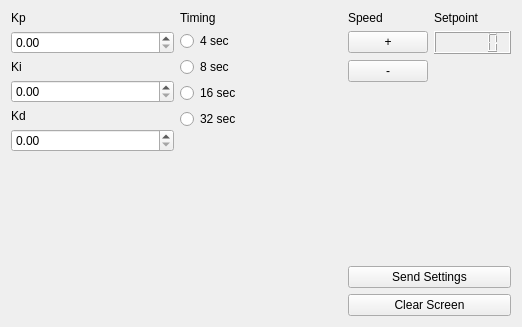
The window that ui/dccontrolwidget.ui (Paise/uart_board) describes before a commit, drawn with Qt 5.
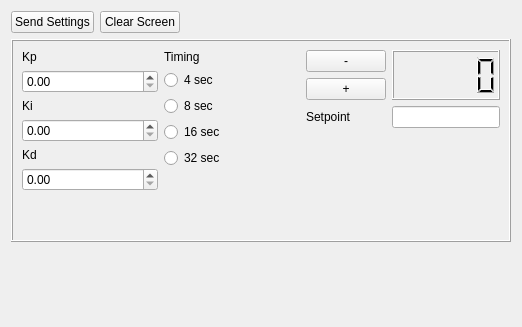
The same window after the commit.

```diff
--- a/ui/dccontrolwidget.ui
+++ b/ui/dccontrolwidget.ui
@@ -13,7 +13,59 @@
   <property name="windowTitle">
    <string>Form</string>
   </property>
-  <layout class="QHBoxLayout" name="layout">
+  <layout class="QVBoxLayout" name="verticalLayout_2">
+   <item>
+    <layout class="QHBoxLayout" name="horizontalLayout_2">
+     <item>
+      <widget class="QPushButton" name="sendSettingsButton">
+       <property name="text">
+        <string>Send Settings</string>
+       </property>
+      </widget>
+     </item>
+     <item>
+      <widget class="QPushButton" name="clearScreenButton">
+       <property name="text">
+        <string>Clear Screen</string>
+       </property>
+      </widget>
+     </item>
+     <item>
+      <spacer name="horizontalSpacer">
+       <property name="orientation">
+        <enum>Qt::Horizontal</enum>
+       </property>
+       <property name="sizeHint" stdset="0">
+        <size>
+         <width>40</width>
+         <height>20</height>
+        </size>
+       </property>
+      </spacer>
+     </item>
+    </layout>
+   </item>
+   <item>
+    <widget class="QFrame" name="frame">
+     <property name="frameShape">
+      <enum>QFrame::Box</enum>
+     </property>
+     <property name="frameShadow">
+      <enum>QFrame::Raised</enum>
+     </property>
+     <layout class="QHBoxLayout" name="horizontalLayout">
+      <property name="leftMargin">
+       <number>9</number>
+      </property>
+      <property name="topMargin">
+       <number>9</number>
+      </property>
+      <property name="rightMargin">
+       <number>9</number>
+      </property>
+      <property name="bottomMargin">
+       <number>9</number>
+      </property>
    <item>
     <layout class="QVBoxLayout" name="pidLayout">
      <item>
@@ -47,7 +99,7 @@
       <widget class="QDoubleSpinBox" name="spinBoxKd"/>
      </item>
      <item>
-      <spacer name="verticalSpacer_8">
+         <spacer name="verticalSpacer_3">
        <property name="orientation">
         <enum>Qt::Vertical</enum>
        </property>
@@ -75,9 +127,6 @@
        <property name="text">
         <string>4 sec</string>
        </property>
-       <attribute name="buttonGroup">
-        <string notr="true">timingsGroup</string>
-       </attribute>
       </widget>
      </item>
      <item>
@@ -85,9 +134,6 @@
        <property name="text">
         <string>8 sec</string>
        </property>
-       <attribute name="buttonGroup">
-        <string notr="true">timingsGroup</string>
-       </attribute>
       </widget>
      </item>
      <item>
@@ -95,9 +141,6 @@
        <property name="text">
         <string>16 sec</string>
        </property>
-       <attribute name="buttonGroup">
-        <string notr="true">timingsGroup</string>
-       </attribute>
       </widget>
      </item>
      <item>
@@ -105,13 +148,10 @@
        <property name="text">
         <string>32 sec</string>
        </property>
-       <attribute name="buttonGroup">
-        <string notr="true">timingsGroup</string>
-       </attribute>
       </widget>
      </item>
      <item>
-      <spacer name="verticalSpacer">
+         <spacer name="verticalSpacer_2">
        <property name="orientation">
         <enum>Qt::Vertical</enum>
        </property>
@@ -126,49 +166,58 @@
     </layout>
    </item>
    <item>
-    <layout class="QGridLayout" name="speedLayout">
-     <item row="2" column="0">
-      <widget class="QPushButton" name="clearScreenButton">
-       <property name="text">
-        <string>Clear Screen</string>
-       </property>
-      </widget>
-     </item>
-     <item row="0" column="0">
+       <layout class="QVBoxLayout" name="verticalLayout_3">
+        <item>
       <layout class="QGridLayout" name="speedControlsLayout">
-       <item row="0" column="0">
-        <widget class="QLabel" name="speedLabel">
-         <property name="text">
-          <string>Speed</string>
+          <item row="2" column="1">
+           <widget class="QLineEdit" name="setpointEdit">
+            <property name="sizePolicy">
+             <sizepolicy hsizetype="Minimum" vsizetype="Fixed">
+              <horstretch>0</horstretch>
+              <verstretch>0</verstretch>
+             </sizepolicy>
+            </property>
+           </widget>
+          </item>
+          <item row="1" column="1">
+           <widget class="QLCDNumber" name="setpointLcd">
+            <property name="sizePolicy">
+             <sizepolicy hsizetype="Minimum" vsizetype="Minimum">
+              <horstretch>0</horstretch>
+              <verstretch>0</verstretch>
+             </sizepolicy>
          </property>
         </widget>
        </item>
        <item row="2" column="0">
-        <widget class="QPushButton" name="minusButton">
-         <property name="text">
-          <string>-</string>
-         </property>
-        </widget>
-       </item>
-       <item row="0" column="1">
         <widget class="QLabel" name="setpointLabel">
          <property name="text">
           <string>Setpoint</string>
          </property>
         </widget>
        </item>
-       <item row="1" column="1">
-        <widget class="QLCDNumber" name="setpointLcd"/>
-       </item>
        <item row="1" column="0">
+           <layout class="QVBoxLayout" name="verticalLayout">
+            <item>
+             <widget class="QPushButton" name="minusButton">
+              <property name="text">
+               <string>-</string>
+              </property>
+             </widget>
+            </item>
+            <item>
         <widget class="QPushButton" name="plusButton">
          <property name="text">
           <string>+</string>
          </property>
         </widget>
        </item>
-       <item row="3" column="0">
-        <spacer name="verticalSpacer_2">
+           </layout>
+          </item>
+         </layout>
+        </item>
+        <item>
+         <spacer name="verticalSpacer_4">
          <property name="orientation">
           <enum>Qt::Vertical</enum>
          </property>
@@ -182,14 +231,21 @@
        </item>
       </layout>
      </item>
-     <item row="1" column="0">
-      <widget class="QPushButton" name="sendSettingsButton">
-       <property name="text">
-        <string>Send Settings</string>
-       </property>
-      </widget>
-     </item>
-    </layout>
+     </layout>
+    </widget>
+   </item>
+   <item>
+    <spacer name="verticalSpacer">
+     <property name="orientation">
+      <enum>Qt::Vertical</enum>
+     </property>
+     <property name="sizeHint" stdset="0">
+      <size>
+       <width>20</width>
+       <height>40</height>
+      </size>
+     </property>
+    </spacer>
    </item>
   </layout>
  </widget>
```
Left out of the diff: 12 changed lines with no effect on the pictures. Lines whose indentation alone changed are shown as unchanged.
